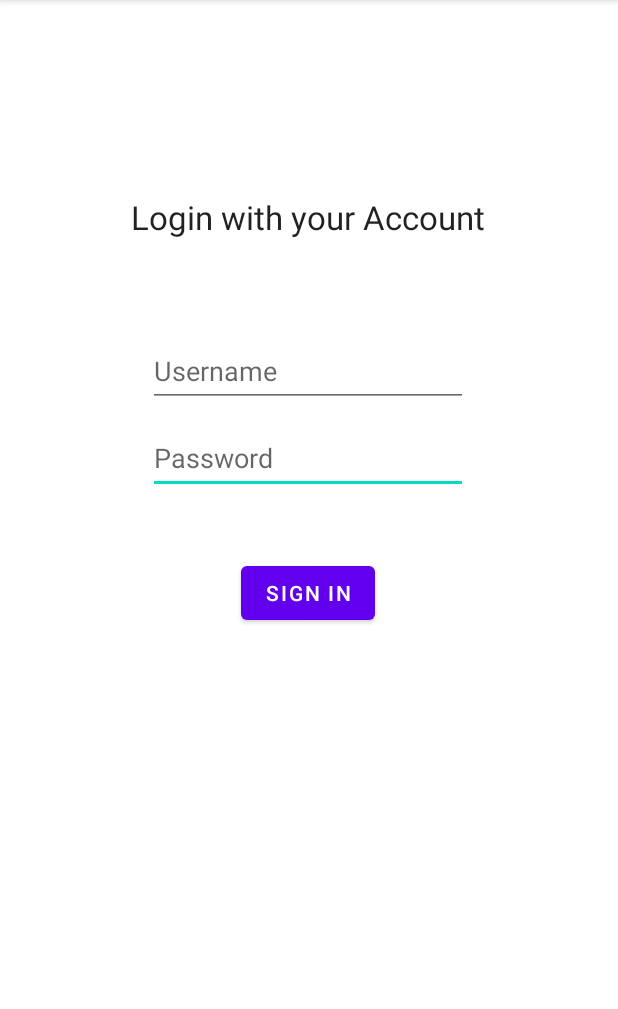
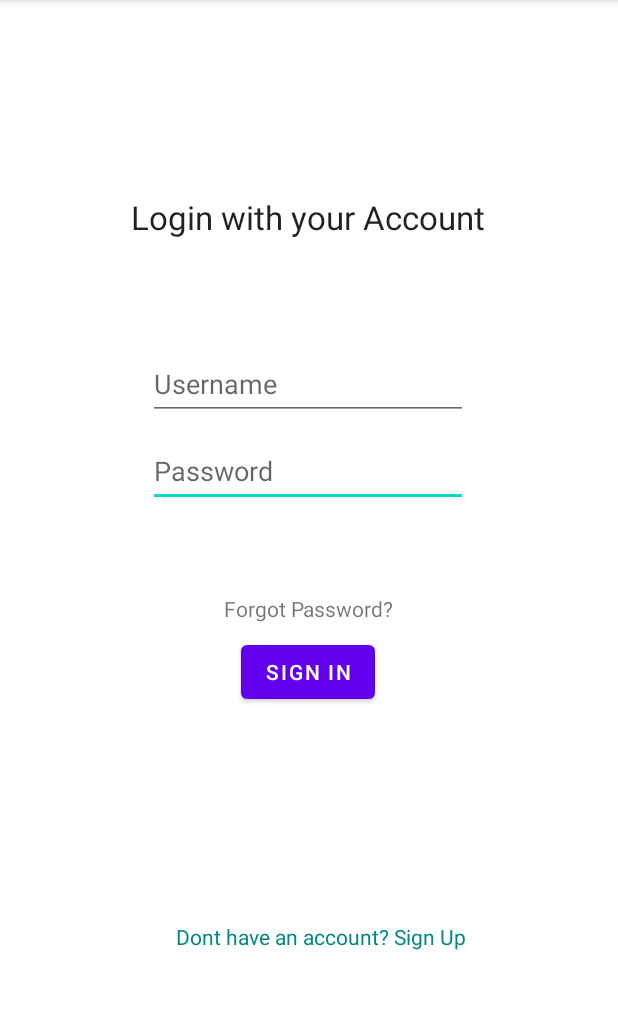
Before and after one commit to SwapnilSoni1999/ncpt-assignment-android, an Android app: the screen it shows after launch (MainActivity), on a phone screen of 412 x 824 dp, the part 84-1093 px from its top. Run offline under Robolectric (Android 15) with nearby library versions, the phone set to English and light mode, and no system bars.

Commit message:
completed assignment

```diff
--- a/app/build.gradle
+++ b/app/build.gradle
@@ -29,6 +29,9 @@ android {
     kotlinOptions {
         jvmTarget = '1.8'
     }
+    buildFeatures {
+        viewBinding true
+    }
 }
 
 dependencies {
@@ -37,6 +40,8 @@ dependencies {
     implementation 'androidx.appcompat:appcompat:1.2.0'
     implementation 'com.google.android.material:material:1.3.0'
     implementation 'androidx.constraintlayout:constraintlayout:2.0.4'
+    implementation 'androidx.navigation:navigation-fragment-ktx:2.3.5'
+    implementation 'androidx.navigation:navigation-ui-ktx:2.3.5'
     testImplementation 'junit:junit:4.+'
     androidTestImplementation 'androidx.test.ext:junit:1.1.2'
     androidTestImplementation 'androidx.test.espresso:espresso-core:3.3.0'
--- a/app/src/main/java/com/example/ncpt/MainActivity.kt
+++ b/app/src/main/java/com/example/ncpt/MainActivity.kt
@@ -1,9 +1,11 @@
 package com.example.ncpt
 
+import android.content.Intent
 import androidx.appcompat.app.AppCompatActivity
 import android.os.Bundle
 import android.widget.Button
 import android.widget.EditText
+import android.widget.TextView
 import android.widget.Toast
 
 class MainActivity : AppCompatActivity() {
@@ -12,12 +14,27 @@ class MainActivity : AppCompatActivity() {
         setContentView(R.layout.activity_main)
 
         var signInBtn: Button = findViewById(R.id.signinBtn)
+        val forgotPwd: TextView = findViewById(R.id.forgotpwd)
+        val signupTxt: TextView = findViewById(R.id.signup)
+
+        signupTxt.setOnClickListener {
+            val signup_intent = Intent(this, signup::class.java)
+            startActivity(signup_intent)
+        }
+
+        forgotPwd.setOnClickListener {
+            val forgotpwd_intent = Intent(this, forgot_password::class.java)
+            startActivity(forgotpwd_intent)
+        }
 
         signInBtn.setOnClickListener {
             var editUsername: EditText = findViewById(R.id.editUsername)
             var editPassword: EditText = findViewById(R.id.editPassword)
 
-            Toast.makeText(this, "Welcome back " + editUsername.text + "!", Toast.LENGTH_SHORT).show()
+//            Toast.makeText(this, "Welcome back " + editUsername.text + "!", Toast.LENGTH_SHORT).show()
+            val welcome_intent = Intent(this, welcome_screen::class.java)
+            welcome_intent.putExtra("Username", editUsername.text.toString())
+                    startActivity(welcome_intent)
         }
     }
 }
--- a/app/src/main/res/layout/activity_main.xml
+++ b/app/src/main/res/layout/activity_main.xml
@@ -24,7 +24,7 @@
         android:id="@+id/signinBtn"
         android:layout_width="wrap_content"
         android:layout_height="wrap_content"
-        android:layout_marginTop="80dp"
+        android:layout_marginTop="124dp"
         android:text="Sign In"
         app:layout_constraintEnd_toEndOf="@+id/textView2"
         app:layout_constraintStart_toStartOf="@+id/textView2"
@@ -49,14 +49,40 @@
         android:id="@+id/editUsername"
         android:layout_width="wrap_content"
         android:layout_height="wrap_content"
-        android:layout_marginTop="32dp"
         android:ems="10"
         android:hint="Username"
         android:inputType="textPersonName"
         android:minHeight="48dp"
         android:translationY="32dp"
-        app:layout_constraintEnd_toEndOf="@+id/textView2"
-        app:layout_constraintStart_toStartOf="@+id/textView2"
-        app:layout_constraintTop_toBottomOf="@+id/textView2" />
+        app:layout_constraintBottom_toBottomOf="parent"
+        app:layout_constraintEnd_toEndOf="parent"
+        app:layout_constraintHorizontal_bias="0.497"
+        app:layout_constraintStart_toStartOf="parent"
+        app:layout_constraintTop_toTopOf="parent"
+        app:layout_constraintVertical_bias="0.278" />
+
+    <TextView
+        android:id="@+id/forgotpwd"
+        android:layout_width="wrap_content"
+        android:layout_height="wrap_content"
+        android:text="Forgot Password?"
+        app:layout_constraintBottom_toBottomOf="parent"
+        app:layout_constraintEnd_toEndOf="parent"
+        app:layout_constraintStart_toStartOf="parent"
+        app:layout_constraintTop_toTopOf="parent"
+        app:layout_constraintVertical_bias="0.529" />
+
+    <TextView
+        android:id="@+id/signup"
+        android:layout_width="wrap_content"
+        android:layout_height="wrap_content"
+        android:text="Dont have an account? Sign Up"
+        android:textColor="@color/teal_700"
+        app:layout_constraintBottom_toBottomOf="parent"
+        app:layout_constraintEnd_toEndOf="parent"
+        app:layout_constraintHorizontal_bias="0.538"
+        app:layout_constraintStart_toStartOf="parent"
+        app:layout_constraintTop_toTopOf="parent"
+        app:layout_constraintVertical_bias="0.821" />
 
 </androidx.constraintlayout.widget.ConstraintLayout>
--- /dev/null
+++ b/app/src/main/res/values-land/dimens.xml
@@ -0,0 +1,3 @@
+<resources>
+    <dimen name="fab_margin">48dp</dimen>
+</resources>
--- /dev/null
+++ b/app/src/main/res/values-w1240dp/dimens.xml
@@ -0,0 +1,3 @@
+<resources>
+    <dimen name="fab_margin">200dp</dimen>
+</resources>
--- /dev/null
+++ b/app/src/main/res/values-w600dp/dimens.xml
@@ -0,0 +1,3 @@
+<resources>
+    <dimen name="fab_margin">48dp</dimen>
+</resources>
--- /dev/null
+++ b/app/src/main/res/values/dimens.xml
@@ -0,0 +1,3 @@
+<resources>
+    <dimen name="fab_margin">16dp</dimen>
+</resources>
--- a/app/src/main/res/values/themes.xml
+++ b/app/src/main/res/values/themes.xml
@@ -13,4 +13,13 @@
         <item name="android:statusBarColor" tools:targetApi="l">?attr/colorPrimaryVariant</item>
         <!-- Customize your theme here. -->
     </style>
+
+    <style name="Theme.NCPT.NoActionBar">
+        <item name="windowActionBar">false</item>
+        <item name="windowNoTitle">true</item>
+    </style>
+
+    <style name="Theme.NCPT.AppBarOverlay" parent="ThemeOverlay.AppCompat.Dark.ActionBar" />
+
+    <style name="Theme.NCPT.PopupOverlay" parent="ThemeOverlay.AppCompat.Light" />
 </resources>
--- a/build.gradle
+++ b/build.gradle
@@ -5,8 +5,8 @@ buildscript {
         mavenCentral()
     }
     dependencies {
-        classpath "com.android.tools.build:gradle:7.0.4"
-        classpath "org.jetbrains.kotlin:kotlin-gradle-plugin:1.5.20"
+        classpath 'com.android.tools.build:gradle:7.1.0'
+        classpath 'org.jetbrains.kotlin:kotlin-gradle-plugin:1.6.10'
 
         // NOTE: Do not place your application dependencies here; they belong
         // in the individual module build.gradle files
```
Also changed, not shown: app/src/main/AndroidManifest.xml (+11 -0 lines), app/src/main/java/com/example/ncpt/forgot_password.kt (added, +19 -0 lines), app/src/main/java/com/example/ncpt/signup.kt (added, +23 -0 lines), app/src/main/java/com/example/ncpt/welcome_screen.kt (added, +18 -0 lines), app/src/main/res/layout/activity_forgot_password.xml (added, +34 -0 lines), app/src/main/res/layout/activity_signup.xml (added, +122 -0 lines), app/src/main/res/layout/activity_welcome_screen.xml (added, +18 -0 lines), app/src/main/res/navigation/nav_graph.xml (added, +28 -0 lines), app/src/main/res/values/strings.xml (+22 -0 lines), gradle/wrapper/gradle-wrapper.properties.
